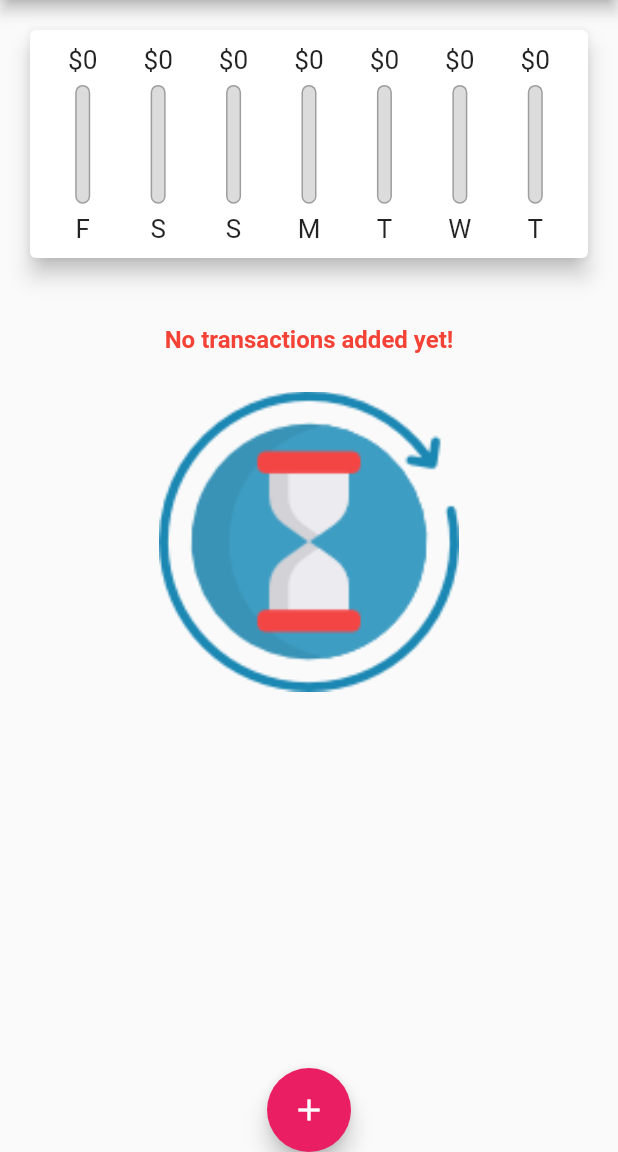
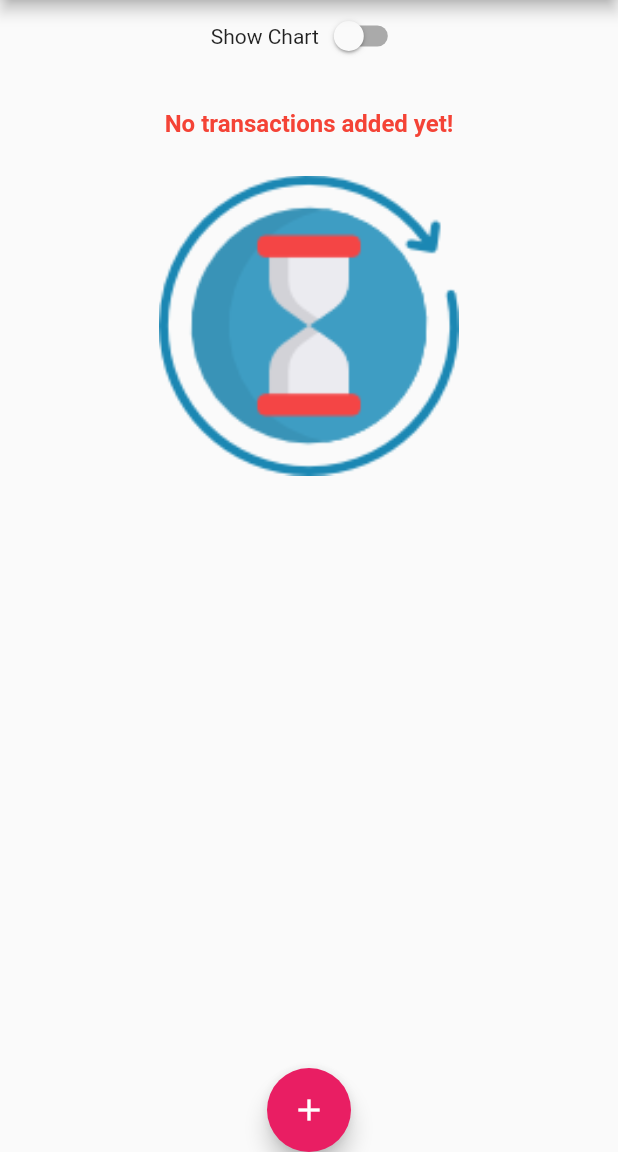
Before and after one commit to Ibrahim-Lokman/RedDot, a Flutter app: the screen it shows after launch, on a phone screen of 412 x 824 dp, the part 84-1236 px from its top. Run offline on Flutter 3.47's test engine with Material 2 defaults, Android fonts, the phone set to English and light mode, and no system bars.

Commit message:
Switch added for turn on or off Chart.

```diff
--- a/lib/main.dart
+++ b/lib/main.dart
@@ -67,6 +67,9 @@ class _MyHomePageState extends State<MyHomePage> {
     Transaction(id: '4', title: 'White jeans', amount: 17, date: DateTime.now()),
     Transaction(id: '5', title: 'Laptop', amount: 1000, date: DateTime.now()),
  */ ];
+
+  bool _showChart = false;
+
   List<Transaction> get _recentTransactions {
     return _userTransactions.where((tx) {
       return tx.date.isAfter(
@@ -129,15 +132,27 @@ class _MyHomePageState extends State<MyHomePage> {
       appBar : appBar,
         body : SingleChildScrollView(
           child: Column(
+
            // mainAxisAlignment:  MainAxisAlignment.center,
             crossAxisAlignment: CrossAxisAlignment.stretch,
             children: <Widget>[
-              Container(
+              Row(
+                mainAxisAlignment: MainAxisAlignment.center,
+                children: <Widget>[
+                  Text('Show Chart'),
+                  Switch(value: _showChart, onChanged: (val){
+                    setState(() {
+                      _showChart = val;
+                    });
+                  },),
+                ],
+              ),
+              _showChart ? Container(
                 height: (MediaQuery.of(context).size.height -
                           appBar.preferredSize.height -
                           MediaQuery.of(context).padding.top) * 0.25,
                 child: Chart(_recentTransactions),
-                ),
+                ) :
               Container(
                 height: (MediaQuery.of(context).size.height -
                           appBar.preferredSize.height -
```
